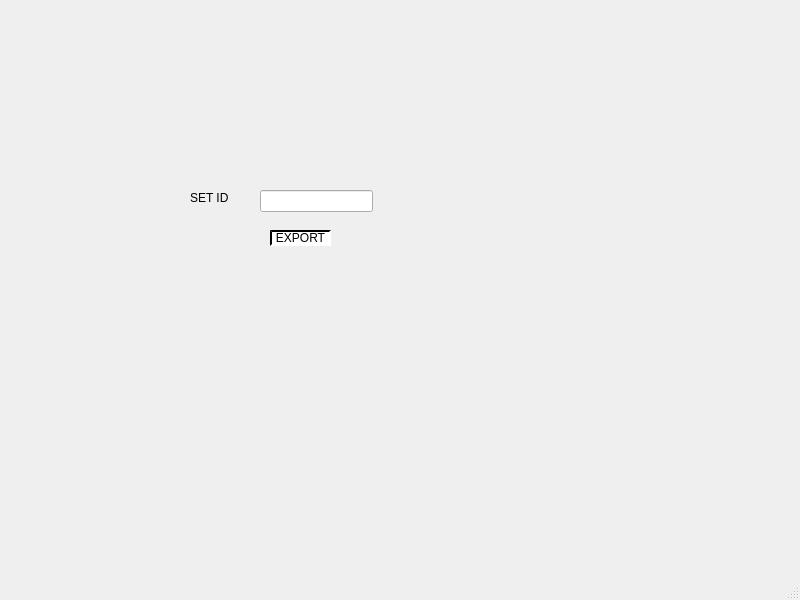
fadi-zaghdoud/projet_QT, file pdf.ui: the form before one commit.
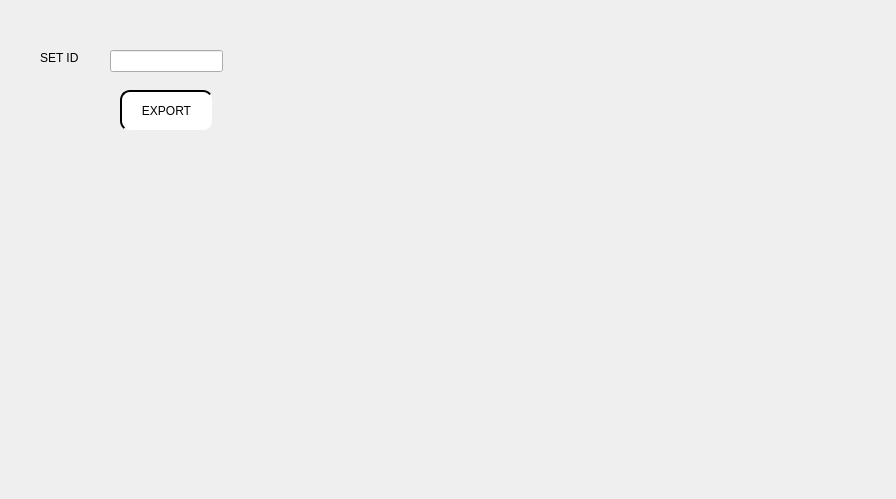
The form after the commit.

The edit to the form file:
```diff
--- a/pdf.ui
+++ b/pdf.ui
@@ -1,26 +1,48 @@
 <?xml version="1.0" encoding="UTF-8"?>
 <ui version="4.0">
  <class>pdf</class>
- <widget class="QMainWindow" name="pdf">
+ <widget class="QDialog" name="pdf">
   <property name="geometry">
    <rect>
     <x>0</x>
     <y>0</y>
-    <width>800</width>
-    <height>600</height>
+    <width>896</width>
+    <height>499</height>
    </rect>
   </property>
   <property name="windowTitle">
    <string>MainWindow</string>
   </property>
-  <widget class="QWidget" name="centralwidget">
+  <widget class="QLabel" name="label">
+   <property name="geometry">
+    <rect>
+     <x>40</x>
+     <y>50</y>
+     <width>56</width>
+     <height>16</height>
+    </rect>
+   </property>
+   <property name="text">
+    <string>SET ID</string>
+   </property>
+  </widget>
+  <widget class="QLineEdit" name="line_pdf">
+   <property name="geometry">
+    <rect>
+     <x>110</x>
+     <y>50</y>
+     <width>113</width>
+     <height>22</height>
+    </rect>
+   </property>
+  </widget>
    <widget class="QPushButton" name="pushButton">
     <property name="geometry">
      <rect>
-      <x>270</x>
-      <y>230</y>
-      <width>61</width>
-      <height>16</height>
+     <x>120</x>
+     <y>90</y>
+     <width>93</width>
+     <height>41</height>
      </rect>
     </property>
     <property name="styleSheet">
@@ -34,41 +56,6 @@
      <string>EXPORT</string>
     </property>
    </widget>
-   <widget class="QLineEdit" name="line_pdf">
-    <property name="geometry">
-     <rect>
-      <x>260</x>
-      <y>190</y>
-      <width>113</width>
-      <height>22</height>
-     </rect>
-    </property>
-   </widget>
-   <widget class="QLabel" name="label">
-    <property name="geometry">
-     <rect>
-      <x>190</x>
-      <y>190</y>
-      <width>56</width>
-      <height>16</height>
-     </rect>
-    </property>
-    <property name="text">
-     <string>SET ID</string>
-    </property>
-   </widget>
-  </widget>
-  <widget class="QMenuBar" name="menubar">
-   <property name="geometry">
-    <rect>
-     <x>0</x>
-     <y>0</y>
-     <width>800</width>
-     <height>26</height>
-    </rect>
-   </property>
-  </widget>
-  <widget class="QStatusBar" name="statusbar"/>
  </widget>
  <resources/>
  <connections/>
```
Left out of the diff: 2 changed lines with no effect on the pictures. Lines whose indentation alone changed are shown as unchanged.
